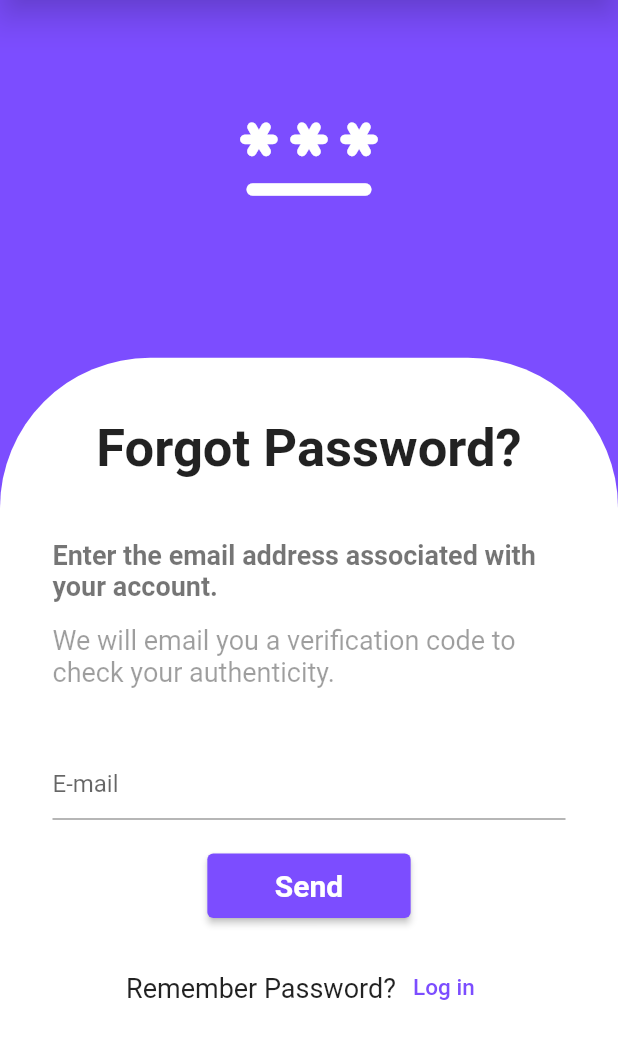
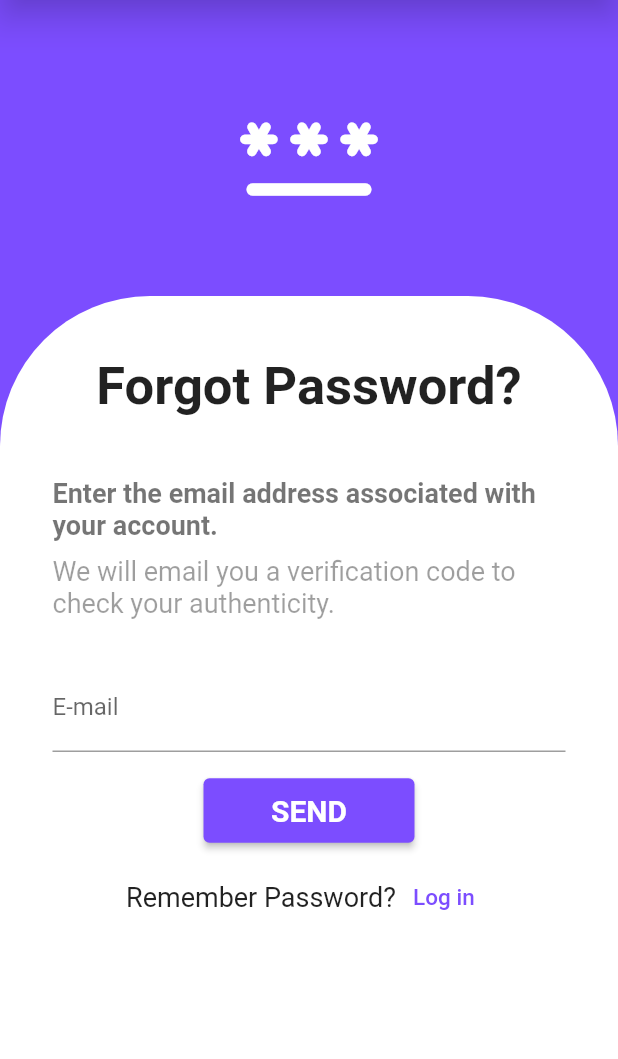
Before and after one commit to Formula-1-One/Formula1-Hostel-Booking-Frontend, a Flutter app: the ManagerForgotPassword screen opened directly, on a phone screen of 412 x 824 dp, the part 97-1156 px from its top. Run offline on Flutter 3.47's test engine with Material 2 defaults, Android fonts, the phone set to English and light mode, and no system bars; our stand-ins replace carousel_pro, get, hexcolor, otp_text_field, pdf and 1 more; missing offline and left inert: dart:ffi.

Commit message:
manager update 7

```diff
--- a/lib/pages_manager/manager_forgot_password.dart
+++ b/lib/pages_manager/manager_forgot_password.dart
@@ -1,8 +1,11 @@
-// ignore_for_file: prefer_const_constructors, prefer_const_literals_to_create_immutables
+// ignore_for_file: prefer_const_constructors, prefer_const_literals_to_create_immutables, unused_import
+
+import 'dart:ffi';
 
 import 'package:flutter/material.dart';
 import 'package:hostel_booking_app_ui_f1/pages_manager/manager_password_verification.dart';
 import 'package:hostel_booking_app_ui_f1/pages_manager/login.dart';
+
 
 
 
@@ -11,8 +14,15 @@ void main() => runApp(MaterialApp(
   home:ManagerForgotPassword() ,
 ));
 
-class ManagerForgotPassword extends StatelessWidget {
+class ManagerForgotPassword extends StatefulWidget {
   const ManagerForgotPassword({Key? key}) : super(key: key);
+
+  @override
+  State<ManagerForgotPassword> createState() => _ManagerForgotPasswordState();
+}
+
+class _ManagerForgotPasswordState extends State<ManagerForgotPassword> {
+  final _formKey = GlobalKey<FormState>();
 
   @override
   Widget build(BuildContext context) {
@@ -42,9 +52,9 @@ class ManagerForgotPassword extends StatelessWidget {
       ),
         Container(
             padding: EdgeInsets.symmetric(horizontal: 35,vertical: 40),
-            margin: EdgeInsets.only(top: MediaQuery.of(context).size.height*0.3),
+            margin: EdgeInsets.only(top: MediaQuery.of(context).size.height*0.25),
             width: double.infinity,
-            height: 550,
+            height: 600,
             decoration: BoxDecoration(
               color: Colors.white,
               borderRadius: BorderRadius.only(topRight: Radius.elliptical(100, 100), topLeft: Radius.elliptical(100, 100)),
@@ -68,20 +78,35 @@ class ManagerForgotPassword extends StatelessWidget {
                   color: Colors.black54
               ),
               ),
-              SizedBox(height: 15,),
+              SizedBox(height: 10,),
               Text('We will email you a verification code to check your authenticity.',
                 style: TextStyle(
                   color: Colors.black38,
                   fontSize: 18,
                 ),
               ),
-              SizedBox(height: 40,),
-              TextField(
-                decoration: InputDecoration(
-                    hintText: 'E-mail'
-                ),
-              ),
-              SizedBox(height: 20,),
+              SizedBox(height: 30,),
+              Form(
+                key: _formKey,
+                child: Column(
+                  children: [
+                   TextFormField(
+                     decoration: InputDecoration(
+                       labelText: 'E-mail',
+                       hintText: 'Please enter your e-mail'
+                     ),
+                     validator: (value){
+                       if(value!.isEmpty){
+                         return "Email can't be empty";
+                       }
+                       else if(!RegExp(r"^[a-zA-Z0-9.!#$%&'*+/=?^_`{|}~-]+@[a-zA-Z0-9](?:[a-zA-Z0-9-]{0,253}[a-zA-Z0-9])?(?:\.[a-zA-Z0-9](?:[a-zA-Z0-9-]{0,253}[a-zA-Z0-9])?)*$").hasMatch(value)){
+                         return "Enter a valid email address";
+                       }
+                       return null;
+                     },
+                   ),
+
+              SizedBox(height: 15,),
               Center(
                 child: ElevatedButton(
                   style: TextButton.styleFrom(
@@ -89,10 +114,13 @@ class ManagerForgotPassword extends StatelessWidget {
                       padding: EdgeInsets.symmetric(horizontal: 45,vertical: 10)
                   ),
                   onPressed: (){
-                  Navigator.push(context, MaterialPageRoute(builder:(context) => ManagerPasswordVerification()));
-                  },
+                    if(_formKey.currentState!.validate()) {
+                      Navigator.push(context, MaterialPageRoute(
+                          builder: (context) => ManagerPasswordVerification()));
+                    }
+                      },
                   child: Text(
-                    'Send',
+                    'Send'.toUpperCase(),
                     style: TextStyle(
                       fontSize: 20.0,
                       fontWeight: FontWeight.bold,
@@ -100,7 +128,7 @@ class ManagerForgotPassword extends StatelessWidget {
                   ),
                 ),
               ),
-              SizedBox(height: 20,),
+              SizedBox(height: 10,),
               Row(
                 mainAxisAlignment: MainAxisAlignment.center,
                 children: [
@@ -117,6 +145,8 @@ class ManagerForgotPassword extends StatelessWidget {
                     ),)
                 ],
               ),
+             ])
+              ),
             ]
           )
         ),
```
